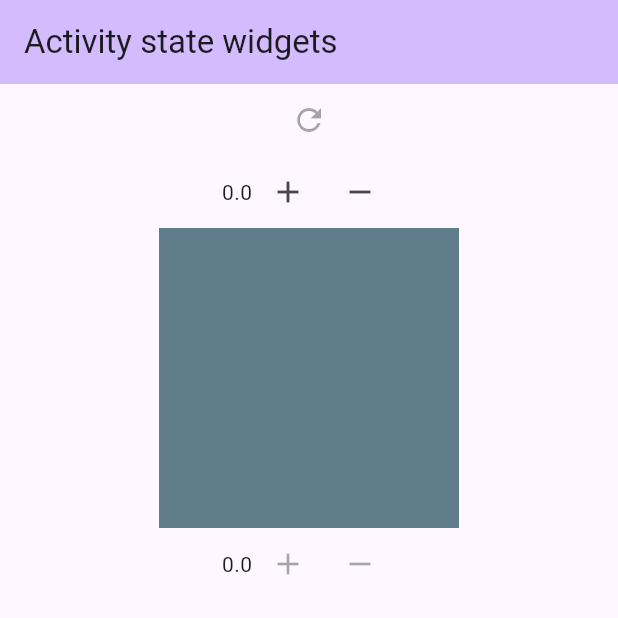
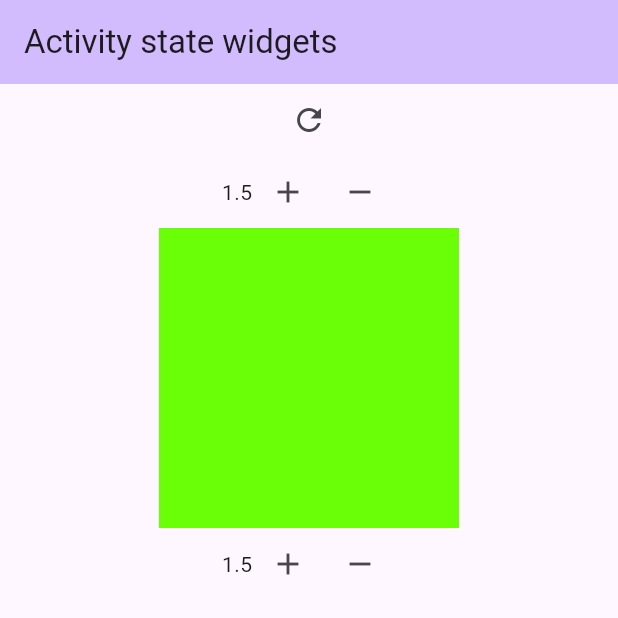
Before and after one commit to Oetam05/widge3, a Flutter app: the screen it shows after launch, on a phone screen of 412 x 824 dp, the top half of it. Run offline on Flutter 3.47's test engine with Material 2 defaults, Android fonts, the phone set to English and light mode, and no system bars.

```diff
--- a/lib/ui/widget/w2.dart
+++ b/lib/ui/widget/w2.dart
@@ -9,7 +9,7 @@ class W2 extends StatelessWidget {
       key: const Key('W2'),
       width: 200,
       height: 200,
-      color: Colors.blueGrey, // should be grey when the decimal is bellow 0.4
+      color: value - value.truncateToDouble()<0.4? Color.fromARGB(255, 212, 19, 84):const Color.fromARGB(255, 106, 255, 7), // should be grey when the decimal is bellow 0.4
     );
   }
 }
--- a/lib/ui/widget/w3.dart
+++ b/lib/ui/widget/w3.dart
@@ -1,12 +1,14 @@
 import 'package:flutter/material.dart';
 
 class W3 extends StatelessWidget {
-  const W3({super.key, required this.value});
+  const W3({super.key, required this.value, required this.inc2, required this.dec2});
   //color: Theme.of(context).primaryColor,
   // color: Theme.of(context).colorScheme.inversePrimary,
   // container margin: const EdgeInsets.all(10),
   // container padding: const EdgeInsets.all(10),
   final double value;
+  final Function() inc2;
+  final Function() dec2;
   @override
   Widget build(BuildContext context) {
     return Row(
@@ -14,11 +16,11 @@ class W3 extends StatelessWidget {
       children: [
         Text('$value', key: Key('W3Value')),
         IconButton(
-          onPressed: null,
+          onPressed: inc2,
           icon: Icon(Icons.add),
           key: Key('W3Add'),
         ),
-        IconButton(onPressed: null, icon: Icon(Icons.remove), key: Key('W3Sub'))
+        IconButton(onPressed: dec2, icon: Icon(Icons.remove), key: Key('W3Sub'))
       ],
     );
     ;
```
Also changed, not shown: lib/ui/page/home_page.dart (+36 -5 lines).
